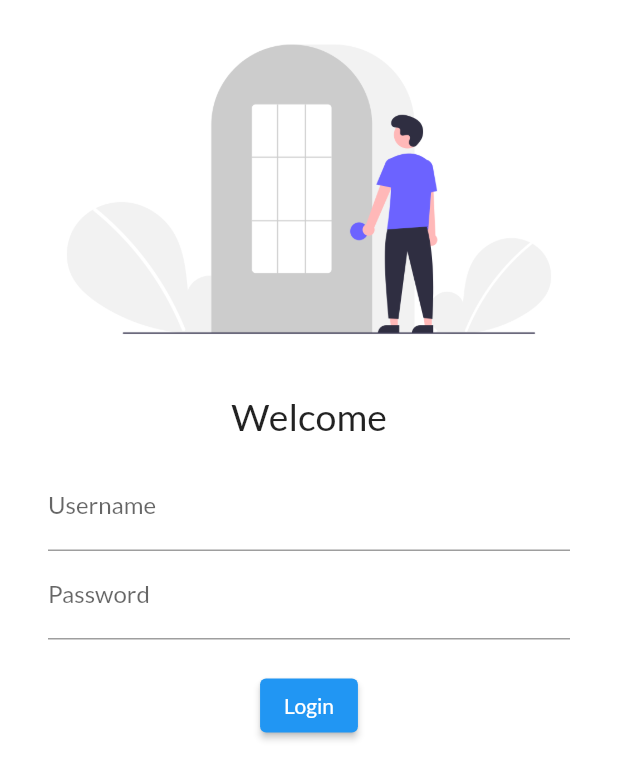
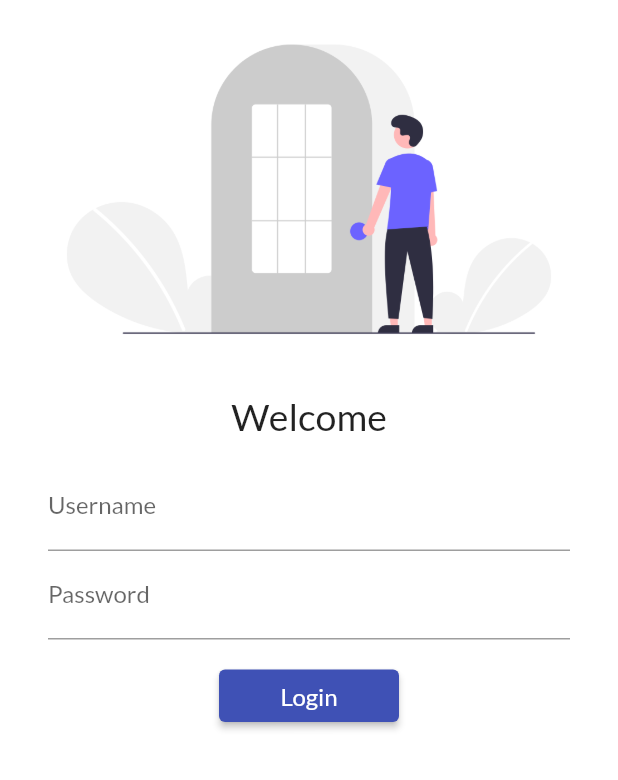
Before and after one commit to PythonOP/Flutter-Dev, a Flutter app: the screen it shows after launch, on a phone screen of 412 x 824 dp. Shown: the top 780 px of the screen. Run offline on Flutter 3.47's test engine with Material 2 defaults, Android fonts, the phone set to English and light mode, and no system bars; our stand-ins replace google_fonts; missing offline and left inert: dart:ffi.

Commit message:
MyRoutes Updated,Navigator,SingleChildScrollView

```diff
--- a/lib/main.dart
+++ b/lib/main.dart
@@ -1,5 +1,6 @@
 import 'package:catalog/pages/home_page.dart';
 import 'package:catalog/pages/login_page.dart';
+import 'package:catalog/utils/routes.dart';
 import 'package:flutter/material.dart';
 import 'package:google_fonts/google_fonts.dart';
 
@@ -15,7 +16,7 @@ class MyApp extends StatelessWidget {
       themeMode: ThemeMode.light,
       theme: ThemeData(
         fontFamily: GoogleFonts.lato().fontFamily,
-        primarySwatch: Colors.blue,
+        primarySwatch: Colors.indigo,
         // primaryTextTheme: GoogleFonts.ramarajaTextTheme(),
       ),
       darkTheme: ThemeData(brightness: Brightness.dark),
@@ -23,8 +24,8 @@ class MyApp extends StatelessWidget {
       initialRoute: "/login",
       routes: {
         "/": (context) => const LoginPage(), // Slash means default route
-        "/home": (context) => const HomePage(),
-        "/login": (context) => const LoginPage(),
+        MyRoutes.homeRoute: (context) => const HomePage(),
+        MyRoutes.loginRoute: (context) => const LoginPage(),
       },
     );
   }
--- a/lib/pages/login_page.dart
+++ b/lib/pages/login_page.dart
@@ -1,3 +1,6 @@
+import 'dart:ffi';
+
+import 'package:catalog/utils/routes.dart';
 import 'package:flutter/material.dart';
 import 'package:google_fonts/google_fonts.dart';
 
@@ -6,8 +9,11 @@ class LoginPage extends StatelessWidget {
 
   @override
   Widget build(BuildContext context) {
-    return Material(
-      color: Colors.white,
+    return Scaffold(
+      resizeToAvoidBottomInset: true,
+      backgroundColor: Colors.white,
+      // color: Colors.white,        in case of using Material()
+      body: SingleChildScrollView(
         child: Column(
           children: [
             Image.asset(
@@ -45,12 +51,26 @@ class LoginPage extends StatelessWidget {
                   const SizedBox(
                     height: 20.0,
                   ),
-                ElevatedButton(onPressed: () {}, child: const Text('Login')),
+                  SizedBox(
+                    width: 120,
+                    height: 35,
+                    child: ElevatedButton(
+                      onPressed: () {
+                        Navigator.pushNamed(context, MyRoutes.homeRoute);
+                      },
+                      // style: TextButton.styleFrom(minimumSize: Size(100,40)),
+                      child: const Text(
+                        'Login',
+                        style: TextStyle(fontSize: 16),
+                      ),
+                    ),
+                  ),
                 ],
               ),
             )
           ],
         ),
+      ),
     );
   }
 }
--- /dev/null
+++ b/lib/utils/routes.dart
@@ -0,0 +1,5 @@
+class MyRoutes {
+  // Static objects doesn't need to be initialised again and again
+  static String loginRoute = '/login';
+  static String homeRoute = '/home';
+}
```
Lines whose indentation alone changed are shown as unchanged.
